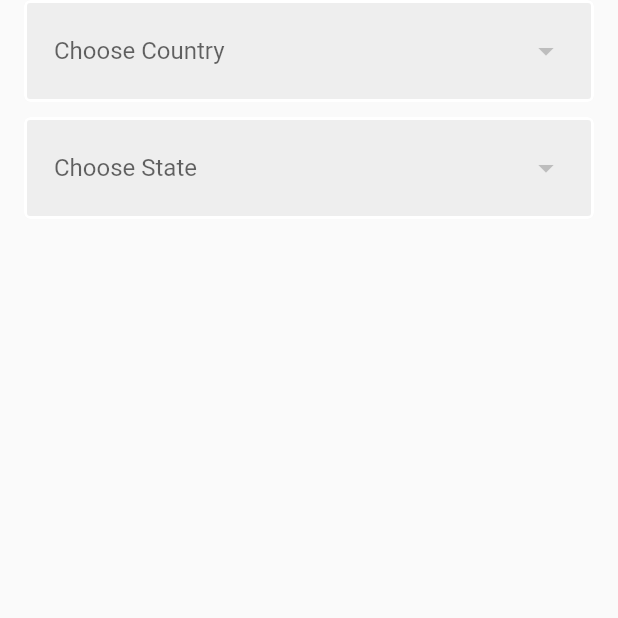
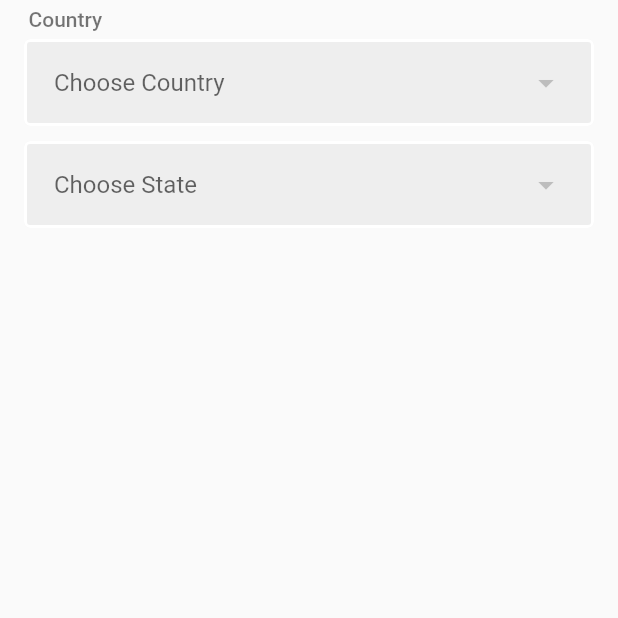
Before and after one commit to iamevansobeng/country_state_picker, a Flutter app: the screen it shows after launch, on a phone screen of 412 x 824 dp, the top half of it. Run offline on Flutter 3.47's test engine with Material 2 defaults, Android fonts, the phone set to English and light mode, and no system bars.

Commit message:
ADDED COMMENTS AND COMPLETE DOCUMENTATION

```diff
--- a/lib/country_state_picker.dart
+++ b/lib/country_state_picker.dart
@@ -6,6 +6,7 @@ import 'package:country_state_picker/models/country.dart';
 import 'package:flutter/material.dart';
 import 'package:flutter/services.dart' show rootBundle;
 
+/// DEFAULT INPUT DECORATION
 InputDecoration _inputDecoration = InputDecoration(
   prefixStyle: const TextStyle(color: Colors.blueGrey),
   focusColor: Colors.blueGrey,
@@ -21,7 +22,7 @@ InputDecoration _inputDecoration = InputDecoration(
     borderSide: BorderSide(color: Colors.redAccent, width: 1.5),
   ),
   filled: true,
-  contentPadding: const EdgeInsets.symmetric(vertical: 10.0, horizontal: 20.0),
+  contentPadding: const EdgeInsets.symmetric(vertical: 5.0, horizontal: 20.0),
   fillColor: Colors.grey.shade200,
   enabledBorder: const OutlineInputBorder(
     borderSide: BorderSide(color: Colors.white, width: 2.0),
@@ -30,6 +31,29 @@ InputDecoration _inputDecoration = InputDecoration(
     borderSide: BorderSide(color: Colors.grey.withOpacity(0.6), width: 1.0),
   ),
 );
+
+// WIDGET FOR LABEL
+
+class Label extends StatelessWidget {
+  const Label({
+    Key? key,
+    required this.title,
+  }) : super(key: key);
+
+  final String title;
+
+  @override
+  Widget build(BuildContext context) {
+    return Padding(
+      padding: const EdgeInsets.symmetric(vertical: 5, horizontal: 3),
+      child: Text(
+        title,
+        style:
+            const TextStyle(fontWeight: FontWeight.w500, color: Colors.black54),
+      ),
+    );
+  }
+}
 
 class CountryStatePicker extends StatefulWidget {
   const CountryStatePicker({
@@ -47,6 +71,8 @@ class CountryStatePicker extends StatefulWidget {
     this.isExpanded,
     this.divider,
     this.inputDecoration,
+    this.countryLabel,
+    this.stateLabel,
   }) : super(key: key);
 
   final ValueChanged<String> onCountryChanged;
@@ -65,6 +91,8 @@ class CountryStatePicker extends StatefulWidget {
   final bool? isExpanded;
 
   final Widget? divider;
+  final Widget? countryLabel;
+  final Widget? stateLabel;
 
   @override
   State<CountryStatePicker> createState() => _CountryStatePickerState();
@@ -77,19 +105,26 @@ class _CountryStatePickerState extends State<CountryStatePicker> {
 
   String? state;
 
+  /// GET COUNTRY AND CITIES FROM JSON
   Future fetchFile() async {
     var res = await rootBundle.loadString(
         'packages/country_state_picker/lib/utils/country-state.json');
     return jsonDecode(res);
   }
 
+  // POPULATE STATE WITH COUNTRIES
   Future fetchCountries() async {
-    var data = await fetchFile() as List;
-    _countries = data.map((ct) => Country.fromJson(ct)).toList();
+    var res = await fetchFile() as List;
+    var data = res.map((ct) => Country.fromJson(ct)).toList();
+
+    setState(() {
+      _countries = data;
+    });
   }
 
   @override
   void initState() {
+    // MAKE SURE COUNTRIES ARE POPULATED BEFORE WIGET IS MOUNTED
     fetchCountries();
     super.initState();
   }
@@ -97,7 +132,9 @@ class _CountryStatePickerState extends State<CountryStatePicker> {
   @override
   Widget build(BuildContext context) {
     return Column(
+      crossAxisAlignment: CrossAxisAlignment.stretch,
       children: [
+        const Label(title: "Country"),
         InputDecorator(
           decoration: widget.inputDecoration ?? _inputDecoration,
           child: DropdownButtonHideUnderline(
@@ -177,7 +214,7 @@ class _CountryStatePickerState extends State<CountryStatePicker> {
          * STATE PICKER
          */
         InputDecorator(
-          decoration: _inputDecoration,
+          decoration: widget.inputDecoration ?? _inputDecoration,
           child: DropdownButtonHideUnderline(
             child: DropdownButton<String>(
                 hint: state != null
```
Also changed, not shown: 2 other files.
